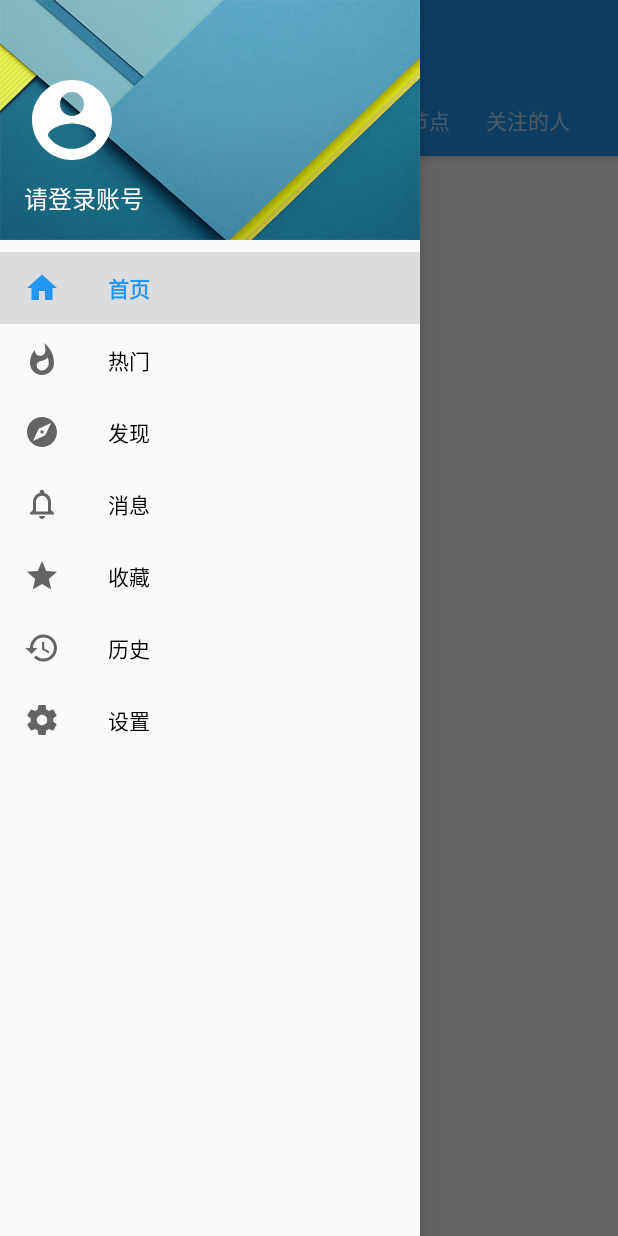
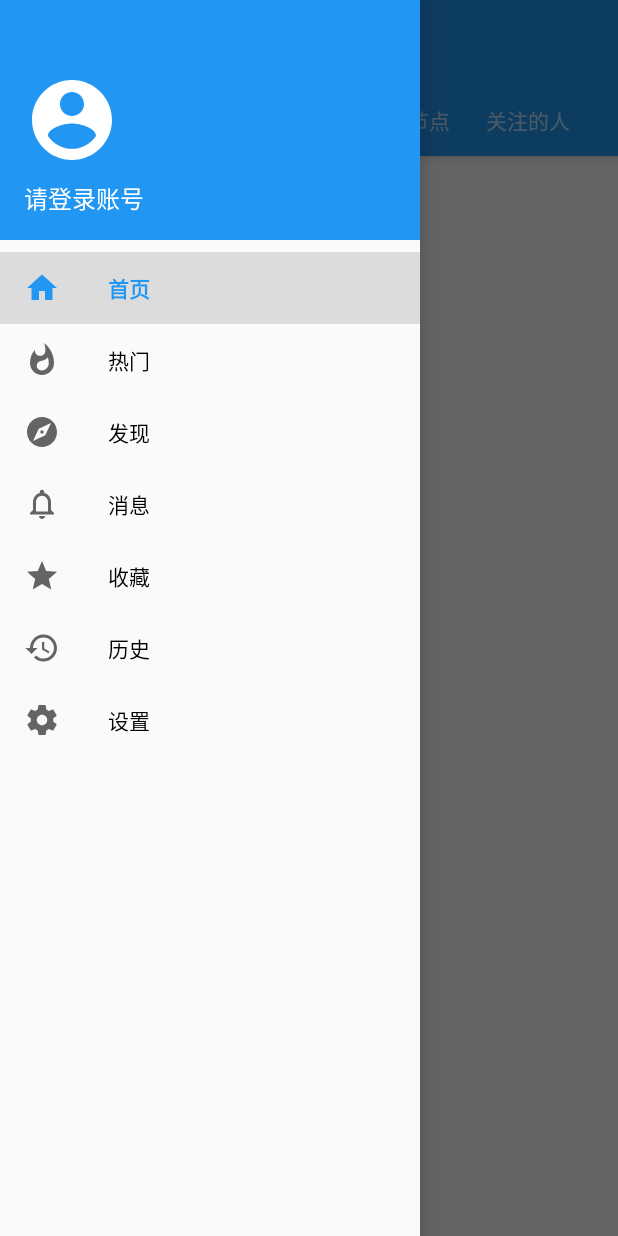
Before and after one commit to caoshen/agg, an Android app: the screen it shows after launch (MainActivity), with the side drawer open, on a phone screen of 412 x 824 dp. Run offline under Robolectric (Android 15) with nearby library versions, the phone set to English and light mode, and no system bars; libraries missing offline, so code that uses them is left out: com.aspsine.irecyclerview, com.franmontiel.persistentcookiejar, com.zhy.adapter, com.zhy.http; pictures from the network do not load; 9 statements that could not run were skipped.

Commit message:
change nav background

```diff
--- a/app/src/main/res/layout/nav_header.xml
+++ b/app/src/main/res/layout/nav_header.xml
@@ -4,7 +4,7 @@
     xmlns:app="http://schemas.android.com/apk/res-auto"
     android:layout_width="match_parent"
     android:layout_height="160dp"
-    android:background="@drawable/nav_bg"
+    android:background="@color/theme_primary"
     android:padding="@dimen/default_padding"
     app:theme="@style/ThemeOverlay.AppCompat.Dark">
 
```
Also changed, not shown: app/src/main/res/drawable/nav_bg.jpg (deleted).
